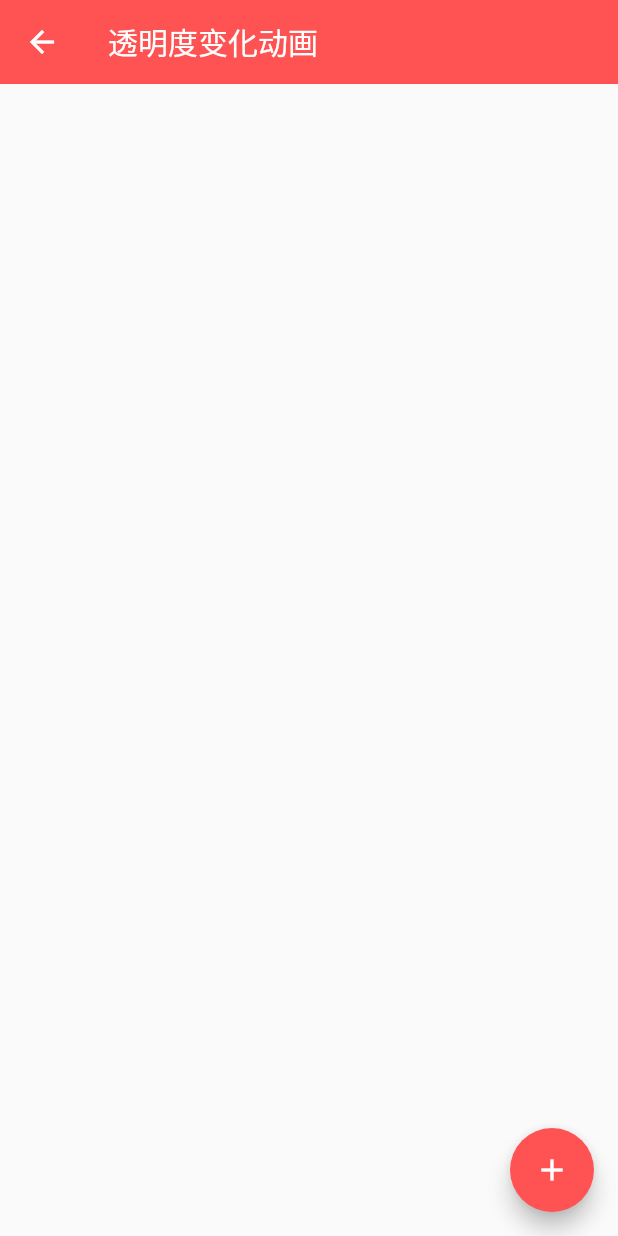
After one commit to hsir05/flutter_animation, a Flutter app: the OPacityPage screen opened directly, on a phone screen of 412 x 824 dp. The commit adds this screen. Run offline on Flutter 3.47's test engine with Material 2 defaults, Android fonts, the phone set to English and light mode, and no system bars; our stand-ins replace fluro; statements that could not run were skipped.

Commit message:
删除冗余代码，优化功能

```diff
--- /dev/null
+++ b/lib/pages/opacity_page.dart
@@ -0,0 +1,60 @@
+import 'package:flutter/material.dart';
+
+class OPacityPage extends StatefulWidget {
+  @override
+  _OPacityPageState createState() => _OPacityPageState();
+}
+
+class _OPacityPageState extends State<OPacityPage> with SingleTickerProviderStateMixin{
+  bool _visible = false;
+
+  @override
+  void initState() {
+    super.initState();
+  }
+
+  void _animation() {
+      setState(() {
+        if (!_visible) {
+          _visible = true;
+        } else {
+          _visible = false;
+        }
+        });
+  }
+
+  Widget _opacity(){
+    return AnimatedOpacity(
+      duration: Duration(seconds: 1),
+      opacity: _visible ? 1.0 : 0.0,
+      child: Container(
+        width: 100.0,
+        height: 100.0,
+        color: Colors.redAccent,
+      )
+    );
+  }
+
+  @override
+  Widget build(BuildContext context) {
+    return Scaffold(
+      appBar: AppBar(
+         brightness: Brightness.dark,
+          elevation: 0,
+          backgroundColor: Colors.redAccent,
+        title: Text('透明度变化动画')
+      ),
+      body: ListView(
+        children: <Widget>[
+          _opacity(),
+        ],
+      ),
+      floatingActionButton: FloatingActionButton(
+        onPressed: _animation,
+        backgroundColor: Colors.redAccent,
+        tooltip: 'Increment',
+        child: Icon(Icons.add),
+      ),
+    );
+  }
+}
--- a/lib/routers/router_handler.dart
+++ b/lib/routers/router_handler.dart
@@ -1,9 +1,14 @@
 import 'package:flutter/material.dart';
 import 'package:fluro/fluro.dart';
 import '../index_page.dart';
-
+import '../pages/opacity_page.dart';
 
 Handler homeHandler = Handler(
   handlerFunc: (BuildContext context, Map<String, List<String>>params) {
   return IndexPage();
 });
+
+Handler opacityHandler = Handler(
+  handlerFunc: (BuildContext context, Map<String, List<String>>params) {
+  return OPacityPage();
+});
--- a/lib/routers/routes.dart
+++ b/lib/routers/routes.dart
@@ -4,6 +4,7 @@ import './router_handler.dart';
 
 class Routes{
   static String root='/';
+  static String opacity = '/opacity';
 
   static void configureRoutes(Router router){
     router.notFoundHandler = new Handler(
@@ -13,5 +14,6 @@ class Routes{
     );
 
     router.define(root, handler: homeHandler);
+    router.define(opacity, handler: opacityHandler);
   }
 }
```
Also changed, not shown: lib/pages/animation1_page.dart (deleted, +0 -81 lines).
